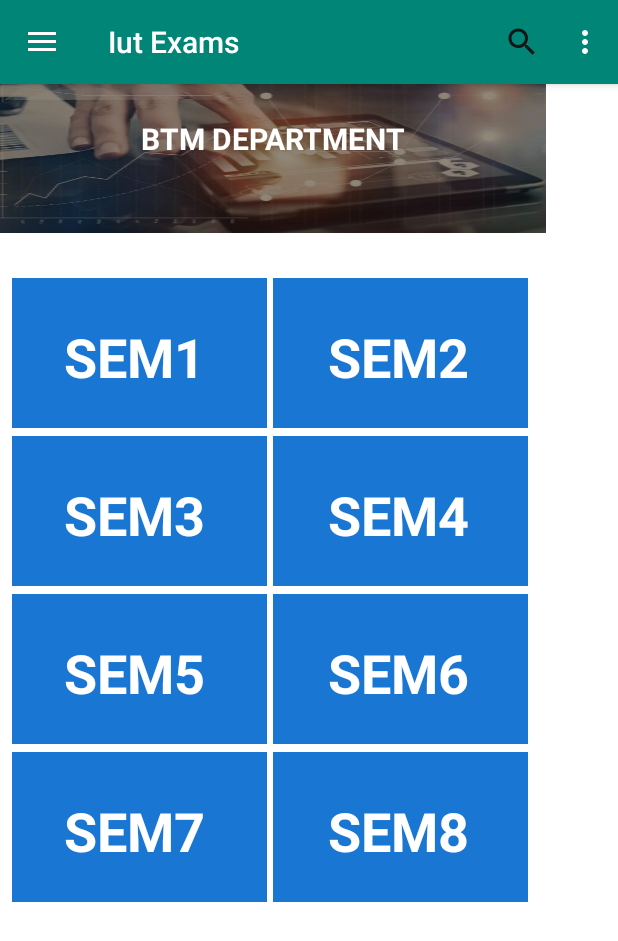
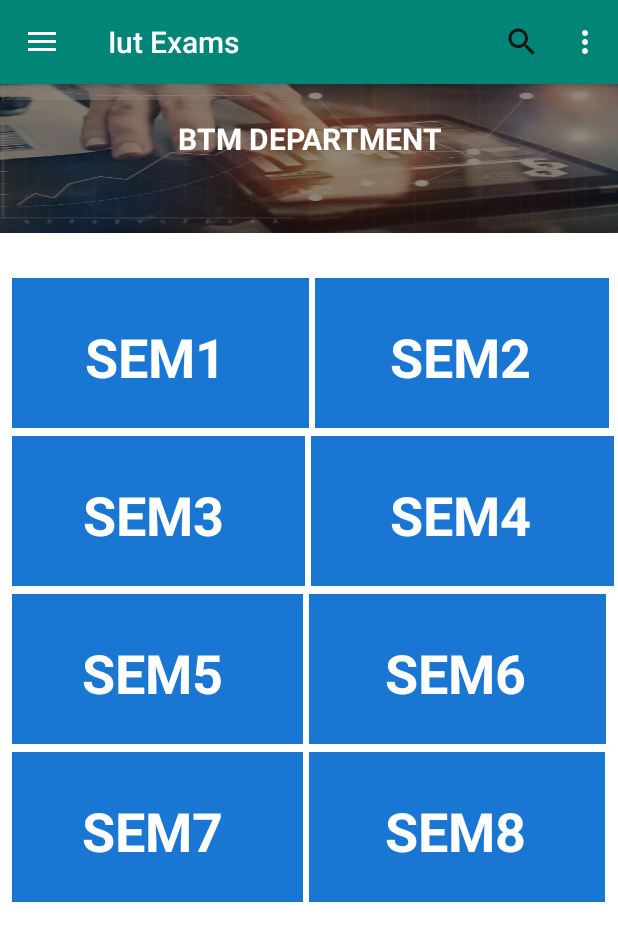
Before and after one commit to IUT-Imperial-237/IUT-QuestionBank, an Android app: the fragment BtmFragment placed in its activity, on a phone screen of 412 x 824 dp. Shown: the top 941 px of the screen. Run offline under Robolectric (Android 15) with nearby library versions, the phone set to English and light mode, and no system bars.

Commit message:
General Code Cleanup

```diff
--- a/drawerLast/app/src/main/java/com/example/drawerlast/BtmFragment.java
+++ b/drawerLast/app/src/main/java/com/example/drawerlast/BtmFragment.java
@@ -1,7 +1,5 @@
 package com.example.drawerlast;
 
-import android.content.Context;
-import android.net.Uri;
 import android.os.Bundle;
 import android.support.v4.app.Fragment;
 import android.view.LayoutInflater;
@@ -12,9 +10,9 @@ import android.view.ViewGroup;
 /**
  * A simple {@link Fragment} subclass.
  * Activities that contain this fragment must implement the
- * {@link BtmFragment.OnFragmentInteractionListener} interface
+ * {link: BtmFragment.OnFragmentInteractionListener} interface
  * to handle interaction events.
- * Use the {@link BtmFragment#newInstance} factory method to
+ * Use the {link: BtmFragment#newInstance} factory method to
  * create an instance of this fragment.
  */
 public class BtmFragment extends Fragment {
--- a/drawerLast/app/src/main/java/com/example/drawerlast/CeeFragment.java
+++ b/drawerLast/app/src/main/java/com/example/drawerlast/CeeFragment.java
@@ -1,7 +1,5 @@
 package com.example.drawerlast;
 
-import android.content.Context;
-import android.net.Uri;
 import android.os.Bundle;
 import android.support.v4.app.Fragment;
 import android.view.LayoutInflater;
@@ -12,9 +10,9 @@ import android.view.ViewGroup;
 /**
  * A simple {@link Fragment} subclass.
  * Activities that contain this fragment must implement the
- * {@link CeeFragment.OnFragmentInteractionListener} interface
+ * {link CeeFragment.OnFragmentInteractionListener} interface
  * to handle interaction events.
- * Use the {@link CeeFragment#newInstance} factory method to
+ * Use the {link CeeFragment#newInstance} factory method to
  * create an instance of this fragment.
  */
 public class CeeFragment extends Fragment {
--- a/drawerLast/app/src/main/java/com/example/drawerlast/CseFragment.java
+++ b/drawerLast/app/src/main/java/com/example/drawerlast/CseFragment.java
@@ -1,7 +1,5 @@
 package com.example.drawerlast;
 
-import android.content.Context;
-import android.net.Uri;
 import android.os.Bundle;
 import android.support.v4.app.Fragment;
 import android.view.LayoutInflater;
@@ -12,9 +10,9 @@ import android.view.ViewGroup;
 /**
  * A simple {@link Fragment} subclass.
  * Activities that contain this fragment must implement the
- * {@link CseFragment.OnFragmentInteractionListener} interface
+ * {link CseFragment.OnFragmentInteractionListener} interface
  * to handle interaction events.
- * Use the {@link CseFragment#newInstance} factory method to
+ * Use the {link CseFragment#newInstance} factory method to
  * create an instance of this fragment.
  */
 public class CseFragment extends Fragment {
--- a/drawerLast/app/src/main/java/com/example/drawerlast/EeeeFragment.java
+++ b/drawerLast/app/src/main/java/com/example/drawerlast/EeeeFragment.java
@@ -1,7 +1,5 @@
 package com.example.drawerlast;
 
-import android.content.Context;
-import android.net.Uri;
 import android.os.Bundle;
 import android.support.v4.app.Fragment;
 import android.view.LayoutInflater;
@@ -12,9 +10,9 @@ import android.view.ViewGroup;
 /**
  * A simple {@link Fragment} subclass.
  * Activities that contain this fragment must implement the
- * {@link EeeeFragment.OnFragmentInteractionListener} interface
+ * {link EeeeFragment.OnFragmentInteractionListener} interface
  * to handle interaction events.
- * Use the {@link EeeeFragment#newInstance} factory method to
+ * Use the {link EeeeFragment#newInstance} factory method to
  * create an instance of this fragment.
  */
 public class EeeeFragment extends Fragment {
--- a/drawerLast/app/src/main/java/com/example/drawerlast/MainFragment.java
+++ b/drawerLast/app/src/main/java/com/example/drawerlast/MainFragment.java
@@ -17,111 +17,107 @@ import java.util.Objects;
  * A simple {@link Fragment} subclass.
  */
 public class MainFragment extends Fragment {
-private ImageButton imageButtonCse,imageButtonEee,imageButtonMce,imageButtonCee,imageButtonBtm,imageButtonTve;
 
-    public MainFragment() {
+    public MainFragment () {
         // Required empty public constructor
     }
 
 
     @Override
-    public View onCreateView(LayoutInflater inflater, ViewGroup container,
-                             Bundle savedInstanceState) {
+    public View onCreateView (LayoutInflater inflater, ViewGroup container,
+                              Bundle savedInstanceState) {
+        ImageButton imageButtonCse, imageButtonEee, imageButtonMce, imageButtonCee, imageButtonBtm, imageButtonTve;
         // Inflate the layout for this fragment
-       // return inflater.inflate(R.layout.fragment_main, container, false);
-        View rootView = inflater.inflate(R.layout.fragment_main, container, false);
-        final ImageButton imageButtonCse = rootView.findViewById(R.id.imageButtonCse);
-        final ImageButton imageButtonEee = rootView.findViewById(R.id.imageButtonEee);
-        final ImageButton imageButtonMce = rootView.findViewById(R.id.imageButtonMce);
-        final ImageButton imageButtonCee = rootView.findViewById(R.id.imageButtonCee);
-        final ImageButton imageButtonBtm = rootView.findViewById(R.id.imageButtonBtm);
-        final ImageButton imageButtonTve = rootView.findViewById(R.id.imageButtonTve);
+        // return inflater.inflate(R.layout.fragment_main, container, false);
+        View rootView = inflater.inflate (R.layout.fragment_main, container, false);
+        imageButtonCse = rootView.findViewById (R.id.imageButtonCse);
+        imageButtonEee = rootView.findViewById (R.id.imageButtonEee);
+        imageButtonMce = rootView.findViewById (R.id.imageButtonMce);
+        imageButtonCee = rootView.findViewById (R.id.imageButtonCee);
+        imageButtonBtm = rootView.findViewById (R.id.imageButtonBtm);
+        imageButtonTve = rootView.findViewById (R.id.imageButtonTve);
 
 
+        imageButtonCse.setOnClickListener (new View.OnClickListener () {
+            @RequiresApi(api = Build.VERSION_CODES.KITKAT)
+            @Override
+            public void onClick (View v) {
 
 
-
-
-        imageButtonCse.setOnClickListener(new View.OnClickListener() {
-            @RequiresApi(api = Build.VERSION_CODES.KITKAT)
-            @Override
-            public void onClick(View v) {
-
-
-                CseFragment fragment = new CseFragment();
-                android.support.v4.app.FragmentTransaction fragmentTransaction = Objects.requireNonNull (getActivity ()).getSupportFragmentManager().beginTransaction();
-                fragmentTransaction.replace(R.id.fragment_container, fragment);
-                fragmentTransaction.commit();
+                CseFragment fragment = new CseFragment ();
+                android.support.v4.app.FragmentTransaction fragmentTransaction = Objects.requireNonNull (getActivity ()).getSupportFragmentManager ().beginTransaction ();
+                fragmentTransaction.replace (R.id.fragment_container, fragment);
+                fragmentTransaction.commit ();
 
             }
         });
 
-        imageButtonEee.setOnClickListener(new View.OnClickListener() {
+        imageButtonEee.setOnClickListener (new View.OnClickListener () {
             @RequiresApi(api = Build.VERSION_CODES.KITKAT)
             @Override
-            public void onClick(View v) {
+            public void onClick (View v) {
 
 
-                EeeeFragment fragment = new  EeeeFragment();
-                android.support.v4.app.FragmentTransaction fragmentTransaction = Objects.requireNonNull (getActivity ()).getSupportFragmentManager().beginTransaction();
-                fragmentTransaction.replace(R.id.fragment_container, fragment);
-                fragmentTransaction.commit();
+                EeeeFragment fragment = new EeeeFragment ();
+                android.support.v4.app.FragmentTransaction fragmentTransaction = Objects.requireNonNull (getActivity ()).getSupportFragmentManager ().beginTransaction ();
+                fragmentTransaction.replace (R.id.fragment_container, fragment);
+                fragmentTransaction.commit ();
 
             }
         });
 
-        imageButtonMce.setOnClickListener(new View.OnClickListener() {
+        imageButtonMce.setOnClickListener (new View.OnClickListener () {
             @RequiresApi(api = Build.VERSION_CODES.KITKAT)
             @Override
-            public void onClick(View v) {
+            public void onClick (View v) {
 
 
-                MceFragment fragment = new MceFragment();
-                android.support.v4.app.FragmentTransaction fragmentTransaction = Objects.requireNonNull (getActivity ()).getSupportFragmentManager().beginTransaction();
-                fragmentTransaction.replace(R.id.fragment_container, fragment);
-                fragmentTransaction.commit();
+                MceFragment fragment = new MceFragment ();
+                android.support.v4.app.FragmentTransaction fragmentTransaction = Objects.requireNonNull (getActivity ()).getSupportFragmentManager ().beginTransaction ();
+                fragmentTransaction.replace (R.id.fragment_container, fragment);
+                fragmentTransaction.commit ();
 
             }
         });
 
-        imageButtonCee.setOnClickListener(new View.OnClickListener() {
+        imageButtonCee.setOnClickListener (new View.OnClickListener () {
             @RequiresApi(api = Build.VERSION_CODES.KITKAT)
             @Override
-            public void onClick(View v) {
+            public void onClick (View v) {
 
 
-                CeeFragment fragment = new CeeFragment();
-                android.support.v4.app.FragmentTransaction fragmentTransaction = Objects.requireNonNull (getActivity ()).getSupportFragmentManager().beginTransaction();
-                fragmentTransaction.replace(R.id.fragment_container, fragment);
-                fragmentTransaction.commit();
+                CeeFragment fragment = new CeeFragment ();
+                android.support.v4.app.FragmentTransaction fragmentTransaction = Objects.requireNonNull (getActivity ()).getSupportFragmentManager ().beginTransaction ();
+                fragmentTransaction.replace (R.id.fragment_container, fragment);
+                fragmentTransaction.commit ();
 
             }
         });
 
-        imageButtonBtm.setOnClickListener(new View.OnClickListener() {
+        imageButtonBtm.setOnClickListener (new View.OnClickListener () {
             @RequiresApi(api = Build.VERSION_CODES.KITKAT)
             @Override
-            public void onClick(View v) {
+            public void onClick (View v) {
 
 
-                BtmFragment fragment = new BtmFragment();
-                android.support.v4.app.FragmentTransaction fragmentTransaction = Objects.requireNonNull (getActivity ()).getSupportFragmentManager().beginTransaction();
-                fragmentTransaction.replace(R.id.fragment_container, fragment);
-                fragmentTransaction.commit();
+                BtmFragment fragment = new BtmFragment ();
+                android.support.v4.app.FragmentTransaction fragmentTransaction = Objects.requireNonNull (getActivity ()).getSupportFragmentManager ().beginTransaction ();
+                fragmentTransaction.replace (R.id.fragment_container, fragment);
+                fragmentTransaction.commit ();
 
             }
         });
 
-        imageButtonTve.setOnClickListener(new View.OnClickListener() {
+        imageButtonTve.setOnClickListener (new View.OnClickListener () {
             @RequiresApi(api = Build.VERSION_CODES.KITKAT)
             @Override
-            public void onClick(View v) {
+            public void onClick (View v) {
 
 
-                TveFragment fragment = new TveFragment();
-                android.support.v4.app.FragmentTransaction fragmentTransaction = Objects.requireNonNull (getActivity ()).getSupportFragmentManager().beginTransaction();
-                fragmentTransaction.replace(R.id.fragment_container, fragment);
-                fragmentTransaction.commit();
+                TveFragment fragment = new TveFragment ();
+                android.support.v4.app.FragmentTransaction fragmentTransaction = Objects.requireNonNull (getActivity ()).getSupportFragmentManager ().beginTransaction ();
+                fragmentTransaction.replace (R.id.fragment_container, fragment);
+                fragmentTransaction.commit ();
 
             }
         });
--- a/drawerLast/app/src/main/java/com/example/drawerlast/MceFragment.java
+++ b/drawerLast/app/src/main/java/com/example/drawerlast/MceFragment.java
@@ -1,7 +1,5 @@
 package com.example.drawerlast;
 
-import android.content.Context;
-import android.net.Uri;
 import android.os.Bundle;
 import android.support.v4.app.Fragment;
 import android.view.LayoutInflater;
@@ -12,9 +10,9 @@ import android.view.ViewGroup;
 /**
  * A simple {@link Fragment} subclass.
  * Activities that contain this fragment must implement the
- * {@link MceFragment.OnFragmentInteractionListener} interface
+ * {link MceFragment.OnFragmentInteractionListener} interface
  * to handle interaction events.
- * Use the {@link MceFragment#newInstance} factory method to
+ * Use the {link MceFragment#newInstance} factory method to
  * create an instance of this fragment.
  */
 public class MceFragment extends Fragment {
--- a/drawerLast/app/src/main/java/com/example/drawerlast/TveFragment.java
+++ b/drawerLast/app/src/main/java/com/example/drawerlast/TveFragment.java
@@ -1,7 +1,5 @@
 package com.example.drawerlast;
 
-import android.content.Context;
-import android.net.Uri;
 import android.os.Bundle;
 import android.support.v4.app.Fragment;
 import android.view.LayoutInflater;
@@ -12,9 +10,9 @@ import android.view.ViewGroup;
 /**
  * A simple {@link Fragment} subclass.
  * Activities that contain this fragment must implement the
- * {@link TveFragment.OnFragmentInteractionListener} interface
+ * {link TveFragment.OnFragmentInteractionListener} interface
  * to handle interaction events.
- * Use the {@link TveFragment#newInstance} factory method to
+ * Use the {link TveFragment#newInstance} factory method to
  * create an instance of this fragment.
  */
 public class TveFragment extends Fragment {
--- a/drawerLast/app/src/main/res/layout/fragment_btm.xml
+++ b/drawerLast/app/src/main/res/layout/fragment_btm.xml
@@ -22,7 +22,7 @@
 
                     <ImageButton
                         android:id="@+id/imageButtonBtmDepartment"
-                        android:layout_width="364dp"
+                        android:layout_width="431dp"
                         android:layout_height="155dp"
                         android:layout_marginBottom="30dp"
                         android:background="@drawable/btm"
@@ -54,7 +54,7 @@
 
                         <ImageButton
                             android:id="@+id/imageButtonBtmSem1"
-                            android:layout_width="170dp"
+                            android:layout_width="198dp"
                             android:layout_height="100dp"
                             android:layout_marginLeft="8dp"
                             android:layout_marginRight="2dp"
@@ -83,7 +83,7 @@
 
                         <ImageButton
                             android:id="@+id/imageButtonBtmSem2"
-                            android:layout_width="170dp"
+                            android:layout_width="196dp"
                             android:layout_height="100dp"
                             android:layout_marginLeft="2dp"
                             android:layout_marginBottom="5dp"
@@ -110,7 +110,9 @@
             <TableRow>
 
 
-                <LinearLayout android:orientation="horizontal">
+                <LinearLayout
+                    android:layout_width="403dp"
+                    android:orientation="horizontal">
 
                     <FrameLayout
                         android:layout_width="wrap_content"
@@ -118,7 +120,7 @@
 
                         <ImageButton
                             android:id="@+id/imageButtonBtmSem3"
-                            android:layout_width="170dp"
+                            android:layout_width="195dp"
                             android:layout_height="100dp"
                             android:layout_marginLeft="8dp"
                             android:layout_marginRight="2dp"
@@ -147,7 +149,7 @@
 
                         <ImageButton
                             android:id="@+id/imageButtonBtmSem4"
-                            android:layout_width="170dp"
+                            android:layout_width="202dp"
                             android:layout_height="100dp"
                             android:layout_marginLeft="2dp"
                             android:layout_marginBottom="5dp"
@@ -182,7 +184,7 @@
 
                         <ImageButton
                             android:id="@+id/imageButtonBtmSem5"
-                            android:layout_width="170dp"
+                            android:layout_width="194dp"
                             android:layout_height="100dp"
                             android:layout_marginLeft="8dp"
                             android:layout_marginRight="2dp"
@@ -211,7 +213,7 @@
 
                         <ImageButton
                             android:id="@+id/imageButtonBtmSem6"
-                            android:layout_width="170dp"
+                            android:layout_width="198dp"
                             android:layout_height="100dp"
                             android:layout_marginLeft="2dp"
                             android:layout_marginBottom="5dp"
@@ -247,7 +249,7 @@
 
                         <ImageButton
                             android:id="@+id/imageButtonBtmSem7"
-                            android:layout_width="170dp"
+                            android:layout_width="194dp"
                             android:layout_height="100dp"
                             android:layout_marginLeft="8dp"
                             android:layout_marginRight="2dp"
@@ -276,7 +278,7 @@
 
                         <ImageButton
                             android:id="@+id/imageButtonBtmSem8"
-                            android:layout_width="170dp"
+                            android:layout_width="197dp"
                             android:layout_height="100dp"
                             android:layout_marginLeft="2dp"
                             android:layout_marginBottom="5dp"
```
Also changed, not shown: drawerLast/app/src/main/java/com/example/drawerlast/CalculatorFragment.java (+6 -6 lines), drawerLast/app/src/main/res/layout/fragment_tve.xml (+13 -2 lines).
